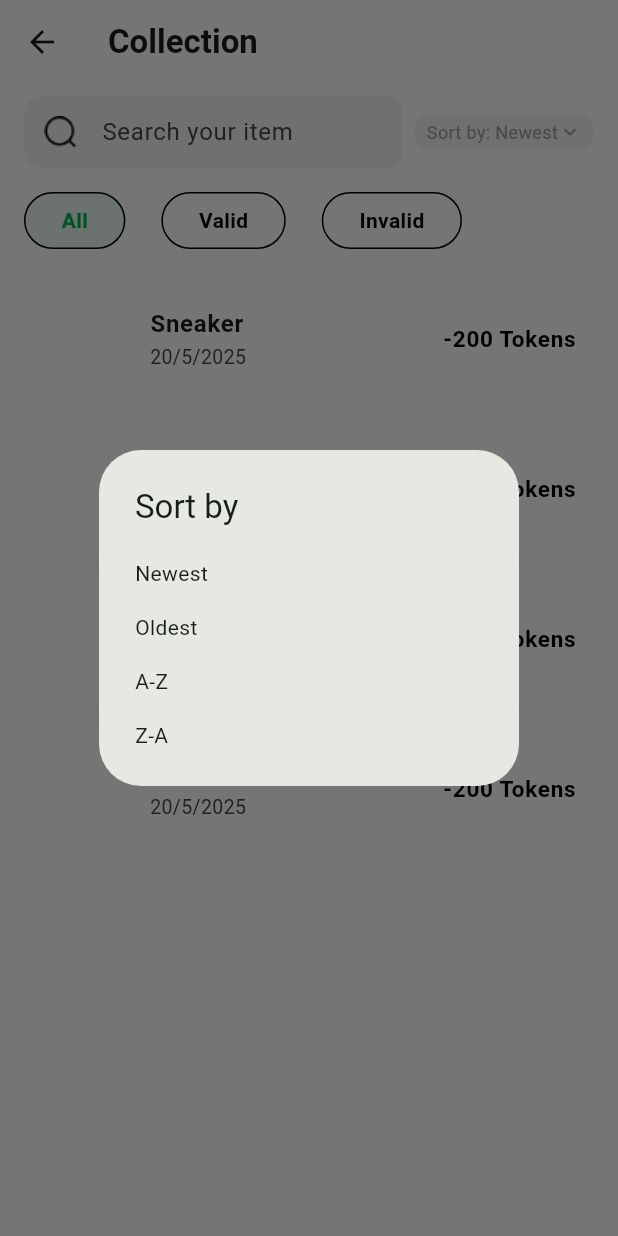
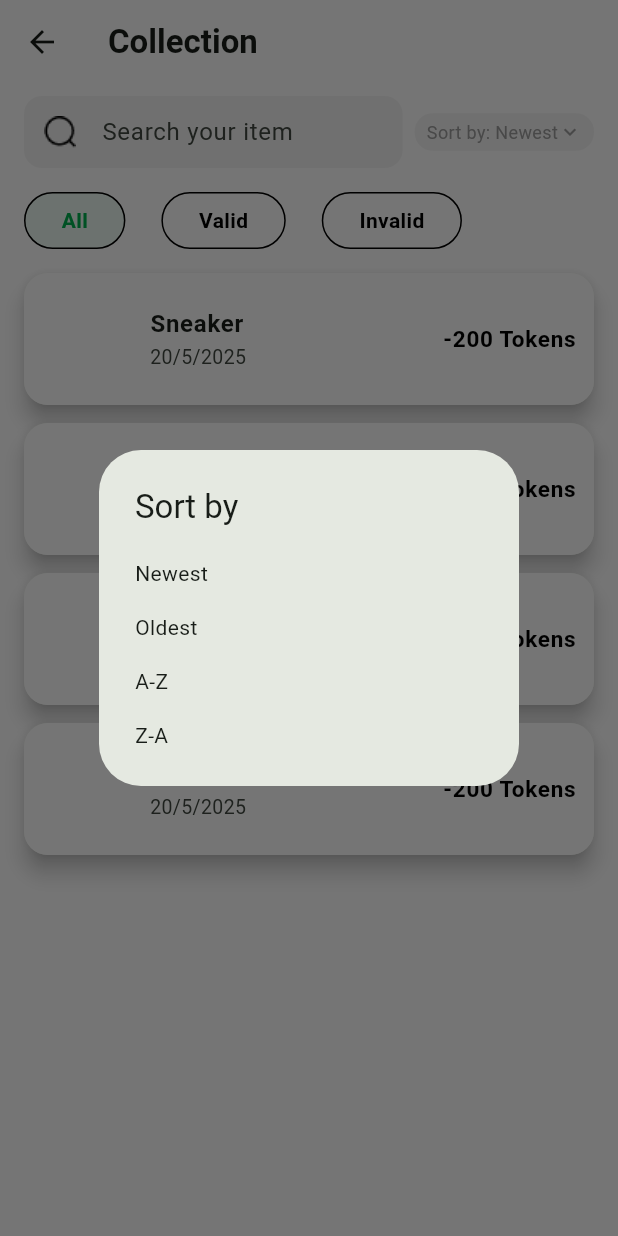
Before and after one commit to MrT2003/Hackathon-Solana, a Flutter app: the CollectionScreen screen opened directly, after a tap on an icon or button, on a phone screen of 412 x 824 dp. Run offline on Flutter 3.47's test engine with Material 3 defaults, Android fonts, the phone set to English and light mode, and no system bars; our stand-ins replace get, persistent_bottom_nav_bar; network calls fail.

Commit message:
develop(Frontend): update UI for Collection

```diff
--- a/Client/flutter_solana/lib/view/Collection/collection_item_card.dart
+++ b/Client/flutter_solana/lib/view/Collection/collection_item_card.dart
@@ -7,18 +7,9 @@ class CollectionItemCard extends StatelessWidget {
 
   @override
   Widget build(BuildContext context) {
-    return Container(
-      decoration: BoxDecoration(
-        color: Colors.white,
-        borderRadius: BorderRadius.circular(16),
-        boxShadow: [
-          BoxShadow(
-            color: Colors.grey.withOpacity(0.08),
-            blurRadius: 8,
-            offset: const Offset(0, 2),
-          ),
-        ],
-      ),
+    return Material(
+      elevation: 6, // Điều chỉnh độ cao để tạo hiệu ứng nổi bật
+      borderRadius: BorderRadius.circular(16),
       child: ListTile(
         leading: ClipRRect(
           borderRadius: BorderRadius.circular(12),
@@ -29,7 +20,8 @@ class CollectionItemCard extends StatelessWidget {
             fit: BoxFit.cover,
           ),
         ),
-        title: Text(item.name, style: const TextStyle(fontWeight: FontWeight.w600)),
+        title: Text(item.name,
+            style: const TextStyle(fontWeight: FontWeight.w600)),
         subtitle: Text(item.date, style: const TextStyle(fontSize: 13)),
         trailing: Column(
           mainAxisAlignment: MainAxisAlignment.center,
@@ -52,5 +44,51 @@ class CollectionItemCard extends StatelessWidget {
         ),
       ),
     );
+
+    // Container(
+    //   decoration: BoxDecoration(
+    //     color: Colors.white,
+    //     borderRadius: BorderRadius.circular(16),
+    //     boxShadow: [
+    //       BoxShadow(
+    //         color: Colors.grey.withOpacity(0.08),
+    //         blurRadius: 8,
+    //         offset: const Offset(0, 2),
+    //       ),
+    //     ],
+    //   ),
+    //   child: ListTile(
+    //     leading: ClipRRect(
+    //       borderRadius: BorderRadius.circular(12),
+    //       child: Image.network(
+    //         item.imageUrl,
+    //         width: 56,
+    //         height: 56,
+    //         fit: BoxFit.cover,
+    //       ),
+    //     ),
+    //     title: Text(item.name, style: const TextStyle(fontWeight: FontWeight.w600)),
+    //     subtitle: Text(item.date, style: const TextStyle(fontSize: 13)),
+    //     trailing: Column(
+    //       mainAxisAlignment: MainAxisAlignment.center,
+    //       crossAxisAlignment: CrossAxisAlignment.end,
+    //       children: [
+    //         Text(
+    //           '${item.tokens} Tokens',
+    //           style: const TextStyle(
+    //             fontWeight: FontWeight.bold,
+    //             fontSize: 15,
+    //             color: Colors.black,
+    //           ),
+    //         ),
+    //       ],
+    //     ),
+    //     contentPadding: const EdgeInsets.symmetric(horizontal: 12, vertical: 8),
+    //     tileColor: Colors.white,
+    //     shape: RoundedRectangleBorder(
+    //       borderRadius: BorderRadius.circular(16),
+    //     ),
+    //   ),
+    // );
   }
 }
```
